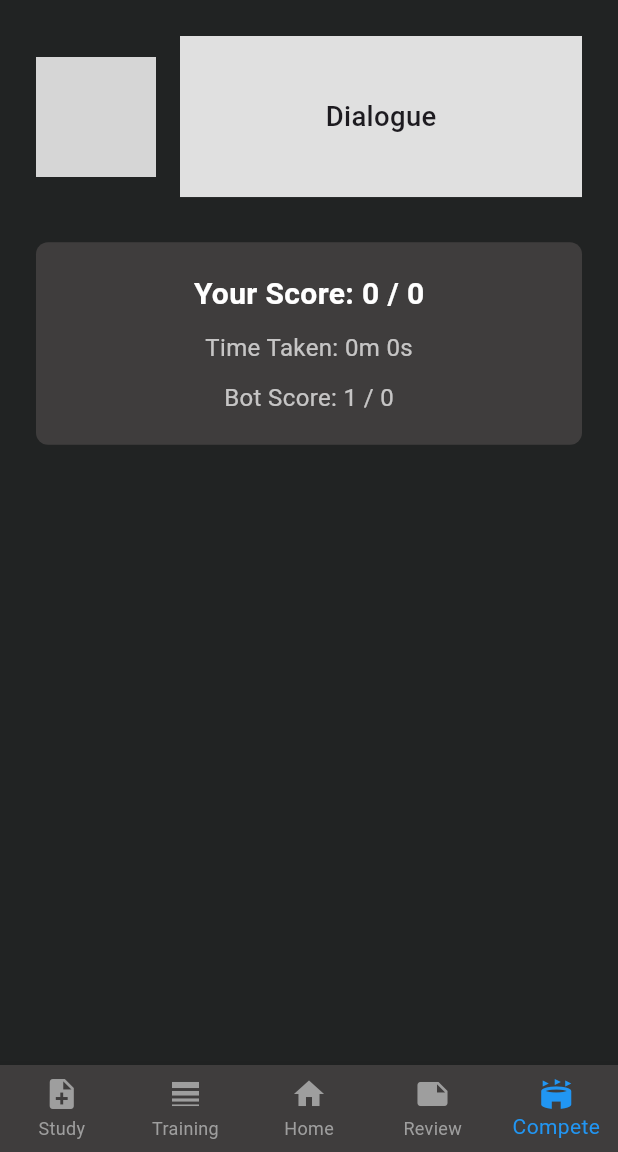
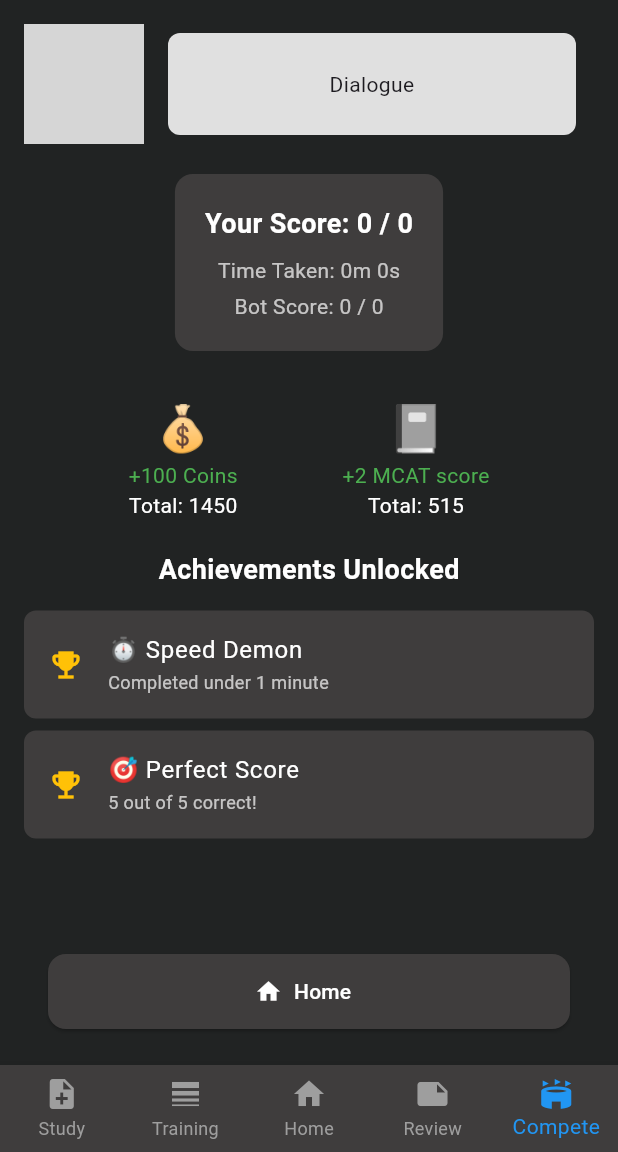
Before and after one commit to Anhakian/Bot-Demo, a Flutter app: the EndQuizPage screen opened directly with empty values, on a phone screen of 412 x 824 dp, the part 84-1236 px from its top. Run offline on Flutter 3.47's test engine with Material 3 defaults, Android fonts, the light colour scheme and no system bars; our stand-ins replace flutter_screenutil; grey boxes are pictures that could not be loaded.

Commit message:
detail-page

```diff
--- a/lib/pages/end_quiz_page.dart
+++ b/lib/pages/end_quiz_page.dart
@@ -1,8 +1,6 @@
 import 'dart:math';
 import 'package:bot_demo/models/bot.dart';
 import 'package:flutter/material.dart';
-import '../components/dialogue_box.dart';
-import 'bot_page.dart';
 
 class EndQuizPage extends StatelessWidget {
   final Bot bot;
@@ -18,15 +16,28 @@ class EndQuizPage extends StatelessWidget {
     required this.timeTaken,
   });
 
-  String formatDuration(Duration duration) {
-    int minutes = duration.inMinutes;
-    int seconds = duration.inSeconds % 60;
-    return '${minutes}m ${seconds}s';
+  @override
+  Widget build(BuildContext context) {
+    final int minutes = timeTaken.inMinutes;
+    final int seconds = timeTaken.inSeconds % 60;
+    final int botScore = Random().nextInt(total + 1); // Random bot score between 0 and total
+
+    // Determine which achievements were earned
+    List<Map<String, String>> earnedAchievements = [];
+
+    if (timeTaken.inSeconds < 60) {
+      earnedAchievements.add({
+        'title': '⏱️ Speed Demon',
+        'subtitle': 'Completed under 1 minute'
+      });
     }
 
-  @override
-  Widget build(BuildContext context) {
-    final int botScore = Random().nextInt(5) + 1;
+    if (score == total) {
+      earnedAchievements.add({
+        'title': '🎯 Perfect Score',
+        'subtitle': '5 out of 5 correct!'
+      });
+    }
 
     return Scaffold(
       backgroundColor: const Color(0xFF212323),
@@ -39,18 +50,32 @@ class EndQuizPage extends StatelessWidget {
         centerTitle: true,
         leading: IconButton(
           icon: const Icon(Icons.arrow_back_ios, color: Colors.white),
-          onPressed: () {
-            Navigator.pushReplacement(
-              context,
-              MaterialPageRoute(builder: (_) => const BotPage()),
-            );
-          },
+          onPressed: () => Navigator.popUntil(context, ModalRoute.withName('/')),
         ),
         actions: const [Icon(Icons.search, color: Colors.white)],
       ),
-      body: Padding(
-        padding: const EdgeInsets.all(24.0),
+      bottomNavigationBar: BottomNavigationBar(
+        backgroundColor: const Color(0xFF3F3D3D),
+        selectedItemColor: Colors.blue,
+        unselectedItemColor: Colors.grey,
+        showSelectedLabels: true,
+        showUnselectedLabels: true,
+        type: BottomNavigationBarType.fixed,
+        currentIndex: 4,
+        onTap: (index) {},
+        items: const [
+          BottomNavigationBarItem(icon: Icon(Icons.note_add), label: 'Study'),
+          BottomNavigationBarItem(icon: Icon(Icons.line_weight), label: 'Training'),
+          BottomNavigationBarItem(icon: Icon(Icons.home), label: 'Home'),
+          BottomNavigationBarItem(icon: Icon(Icons.note), label: 'Review'),
+          BottomNavigationBarItem(icon: Icon(Icons.stadium), label: 'Compete'),
+        ],
+      ),
+      body: SafeArea(
+        child: Padding(
+          padding: const EdgeInsets.all(16.0),
           child: Column(
+            crossAxisAlignment: CrossAxisAlignment.center,
             children: [
               Row(
                 children: [
@@ -62,80 +87,115 @@ class EndQuizPage extends StatelessWidget {
                       child: Image.asset(
                         bot.image,
                         fit: BoxFit.cover,
-                      errorBuilder: (context, error, stackTrace) {
-                        return const Icon(
-                          Icons.person,
-                          size: 40,
-                          color: Colors.white,
-                        );
-                      },
                       ),
                     ),
                   ),
                   const SizedBox(width: 16),
-                const DialogueBox(),
+                  Container(
+                    width: MediaQuery.of(context).size.width - 140,
+                    padding: const EdgeInsets.all(24),
+                    decoration: BoxDecoration(
+                      color: Colors.grey[300],
+                      borderRadius: BorderRadius.circular(8),
+                    ),
+                    child: const Text(
+                      'Dialogue',
+                      textAlign: TextAlign.center,
+                    ),
+                  ),
                 ],
               ),
-            const SizedBox(height: 30),
+              const SizedBox(height: 20),
               Container(
-              width: double.infinity,
                 padding: const EdgeInsets.all(20),
                 decoration: BoxDecoration(
                   color: const Color(0xFF3F3D3D),
-                borderRadius: BorderRadius.circular(8),
+                  borderRadius: BorderRadius.circular(12),
                 ),
                 child: Column(
                   children: [
                     Text(
                       'Your Score: $score / $total',
-                    style: const TextStyle(
-                      fontSize: 20,
-                      color: Colors.white,
-                      fontWeight: FontWeight.bold,
+                      style: const TextStyle(color: Colors.white, fontSize: 18, fontWeight: FontWeight.bold),
                     ),
+                    const SizedBox(height: 8),
+                    Text(
+                      'Time Taken: ${minutes}m ${seconds}s',
+                      style: const TextStyle(color: Colors.white70),
                     ),
-                  const SizedBox(height: 10),
-                  Text(
-                    'Time Taken: ${formatDuration(timeTaken)}',
-                    style: const TextStyle(
-                      fontSize: 16,
-                      color: Colors.white70,
-                    ),
-                  ),
-                  const SizedBox(height: 10),
+                    const SizedBox(height: 4),
                     Text(
                       'Bot Score: $botScore / $total',
-                    style: const TextStyle(
-                      fontSize: 16,
-                      color: Colors.white70,
-                    ),
+                      style: const TextStyle(color: Colors.white70),
                     ),
                   ],
                 ),
               ),
+              const SizedBox(height: 30),
+              const Row(
+                mainAxisAlignment: MainAxisAlignment.spaceEvenly,
+                children: [
+                  Column(
+                    children: const [
+                      Text('💰', style: TextStyle(fontSize: 30)),
+                      Text('+100 Coins', style: TextStyle(color: Colors.green)),
+                      Text('Total: 1450', style: TextStyle(color: Colors.white)),
+                    ],
+                  ),
+                  Column(
+                    children: const [
+                      Text('📓', style: TextStyle(fontSize: 30)),
+                      Text('+2 MCAT score', style: TextStyle(color: Colors.green)),
+                      Text('Total: 515', style: TextStyle(color: Colors.white)),
+                    ],
+                  ),
+                ],
+              ),
+              if (earnedAchievements.isNotEmpty) ...[
+                const SizedBox(height: 20),
+                const Text(
+                  'Achievements Unlocked',
+                  style: TextStyle(fontSize: 18, fontWeight: FontWeight.bold, color: Colors.white),
+                ),
+                const SizedBox(height: 10),
+                Column(
+                  children: earnedAchievements.map((achievement) {
+                    return Padding(
+                      padding: const EdgeInsets.symmetric(vertical: 4.0),
+                      child: ListTile(
+                        leading: const Icon(Icons.emoji_events, color: Colors.amber),
+                        title: Text(
+                          achievement['title']!,
+                          style: const TextStyle(color: Colors.white),
+                        ),
+                        subtitle: Text(
+                          achievement['subtitle']!,
+                          style: const TextStyle(color: Colors.white70, fontSize: 12),
+                        ),
+                        tileColor: const Color(0xFF3F3D3D),
+                        shape: RoundedRectangleBorder(borderRadius: BorderRadius.circular(8)),
+                      ),
+                    );
+                  }).toList(),
+                ),
+              ],
+              const Spacer(),
+              Padding(
+                padding: const EdgeInsets.symmetric(horizontal: 16.0, vertical: 8),
+                child: ElevatedButton.icon(
+                  onPressed: () => Navigator.popUntil(context, ModalRoute.withName('/')),
+                  style: ElevatedButton.styleFrom(
+                    minimumSize: const Size(double.infinity, 50),
+                    backgroundColor: const Color(0xFF3F3D3D),
+                    shape: RoundedRectangleBorder(borderRadius: BorderRadius.circular(12)),
+                  ),
+                  icon: const Icon(Icons.home, color: Colors.white),
+                  label: const Text('Home', style: TextStyle(color: Colors.white)),
+                ),
+              )
             ],
           ),
         ),
-      bottomNavigationBar: BottomNavigationBar(
-        backgroundColor: const Color(0xFF3F3D3D),
-        selectedItemColor: Colors.blue,
-        unselectedItemColor: Colors.grey,
-        showSelectedLabels: true,
-        showUnselectedLabels: true,
-        type: BottomNavigationBarType.fixed,
-        currentIndex: 4,
-        onTap: (index) {
-          print("Selected Index: $index");
-        },
-        items: const [
-          BottomNavigationBarItem(icon: Icon(Icons.note_add), label: 'Study'),
-          BottomNavigationBarItem(
-              icon: Icon(Icons.line_weight), label: 'Training'),
-          BottomNavigationBarItem(icon: Icon(Icons.home), label: 'Home'),
-          BottomNavigationBarItem(icon: Icon(Icons.note), label: 'Review'),
-          BottomNavigationBarItem(
-              icon: Icon(Icons.stadium), label: 'Compete'),
-        ],
       ),
     );
   }
```
Lines whose indentation alone changed are shown as unchanged.
